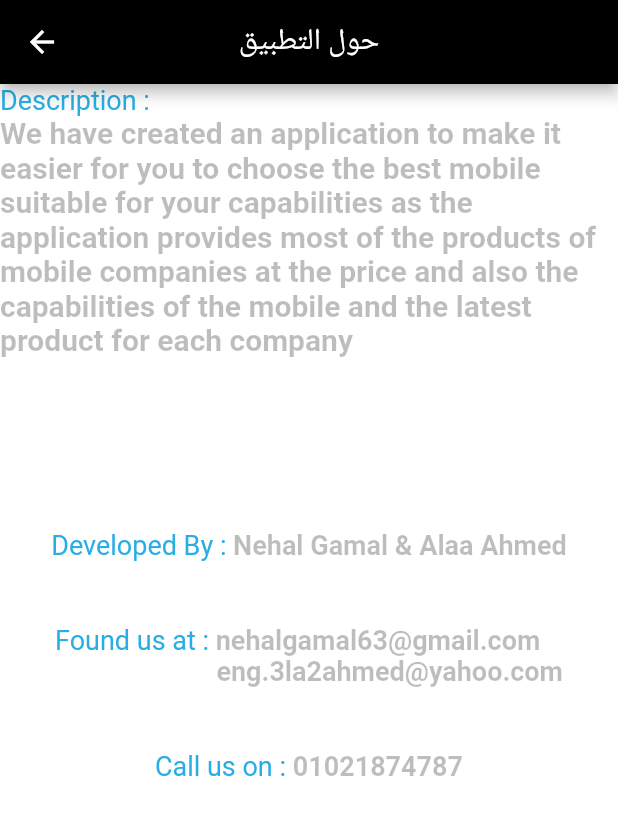
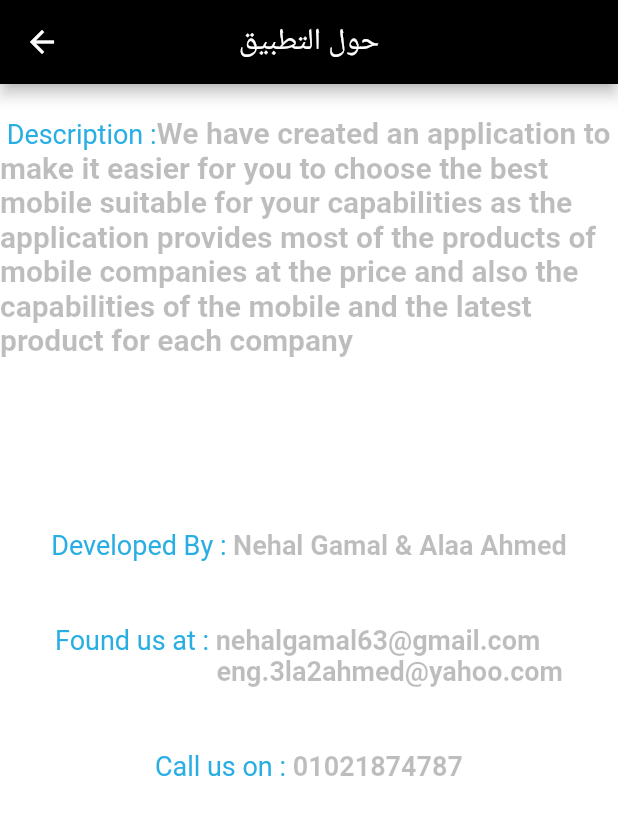
Before and after one commit to alaa1910/Mobile_Store, a Flutter app: the About screen opened by its route, on a phone screen of 412 x 824 dp. Shown: the top 815 px of the screen. Run offline on Flutter 3.47's test engine with Material 2 defaults, Android fonts, the phone set to English and light mode, and no system bars; our stand-ins replace carousel_pro, firebase_auth, firebase_core, outline_material_icons, splashscreen; accounts and stored records are empty.

Commit message:
Merge branch 'master' of https://github.com/alaa1910/final_yat_project_flutter
 Conflicts:
	lib/pages/compount/mydrawer.dart

```diff
--- a/lib/main.dart
+++ b/lib/main.dart
@@ -6,9 +6,12 @@ import 'package:final_yat_project_flutter/pages/compount/about.dart';
 import 'package:final_yat_project_flutter/pages/oppo.dart';
 import 'package:final_yat_project_flutter/pages/samsung.dart';
 import 'package:final_yat_project_flutter/signing/mainScreen.dart';
+import 'package:final_yat_project_flutter/signing/splashScreen.dart';
+
 import 'package:firebase_core/firebase_core.dart';
 import 'package:flutter/material.dart';
 import 'package:flutter/cupertino.dart';
+
 import './pages/home.dart';
 import 'pages/categories.dart';
 
@@ -24,7 +27,7 @@ class MyApp extends StatelessWidget{
     return MaterialApp(
       debugShowCheckedModeBanner: false,
       title: "MobTech",
-      home: FirebaseAuthDemo(),
+      home: Splash(),
 
       routes: {
         'categories': (context) {
--- a/lib/pages/compount/about.dart
+++ b/lib/pages/compount/about.dart
@@ -2,9 +2,6 @@
 import 'package:flutter/material.dart';
 
 class About extends StatefulWidget {
-
-  static const color = const Color(0xffb26ade4);
-  final longString="We have created an application to make it easier for you to choose the best mobile suitable for your capabilities as the application provides most of the products of mobile companies at the price and also the capabilities of the mobile and the latest product for each company";
   @override
   _AboutState createState() => _AboutState();
 }
@@ -17,15 +14,14 @@ class _AboutState extends State<About> {
 
     ),
    body: Container(
-     child:
-     Column(
+     child: Column(
        children: [
          const Text.rich(
            TextSpan(style: TextStyle(color: Color(0xFFB26ade4),
            fontSize: 18),
-             text:"Description :", // default text style
+             text:"\n Description :", // default text style
              children: <TextSpan>[
-               TextSpan(text: "\nWe have created an application to make it easier for you to choose the best mobile suitable for your capabilities as the application provides most of the products of mobile companies at the price and also the capabilities of the mobile and the latest product for each company\n\n\n\n\n",
+               TextSpan(text: "We have created an application to make it easier for you to choose the best mobile suitable for your capabilities as the application provides most of the products of mobile companies at the price and also the capabilities of the mobile and the latest product for each company\n\n\n\n\n",
                  style: TextStyle(color: Colors.black26,fontWeight: FontWeight.bold,fontSize:20),),
              ],
            ),
```
Also changed, not shown: lib/signing/splashScreen.dart (added, +27 -0 lines), pubspec.yaml (+11 -0 lines), lib/pages/compount/myacc.dart (added), pubspec.lock, 16 other files.
